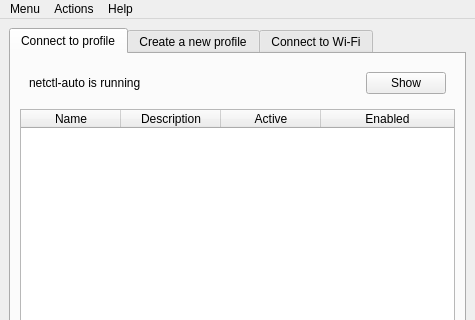
First picture: the form in sources/gui/src/mainwindow.ui, repository arcan1s/netctl-gui, before the edit; both pictures show x 0 to 475 and y 0 to 320 of the 475 by 503 pixel window.
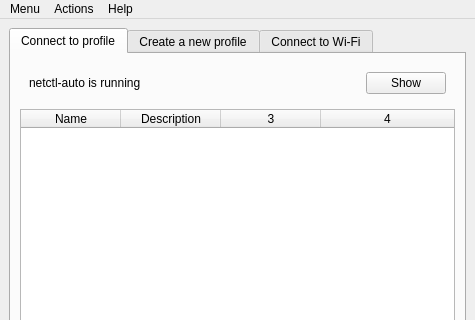
Second picture: the form after the edit. Icons and pictures are not drawn.

```diff
--- a/sources/gui/src/mainwindow.ui
+++ b/sources/gui/src/mainwindow.ui
@@ -68,6 +68,9 @@
           <property name="sortingEnabled">
            <bool>true</bool>
           </property>
+          <property name="columnCount">
+           <number>4</number>
+          </property>
           <attribute name="horizontalHeaderStretchLastSection">
            <bool>true</bool>
           </attribute>
@@ -90,22 +93,8 @@
             <set>AlignHCenter|AlignVCenter|AlignCenter</set>
            </property>
           </column>
-          <column>
-           <property name="text">
-            <string>Active</string>
-           </property>
-           <property name="textAlignment">
-            <set>AlignHCenter|AlignVCenter|AlignCenter</set>
-           </property>
-          </column>
-          <column>
-           <property name="text">
-            <string>Enabled</string>
-           </property>
-           <property name="textAlignment">
-            <set>AlignHCenter|AlignVCenter|AlignCenter</set>
-           </property>
-          </column>
+          <column/>
+          <column/>
          </widget>
         </item>
         <item>
```
Left out of the diff: 44 changed lines with no effect on the pictures.
